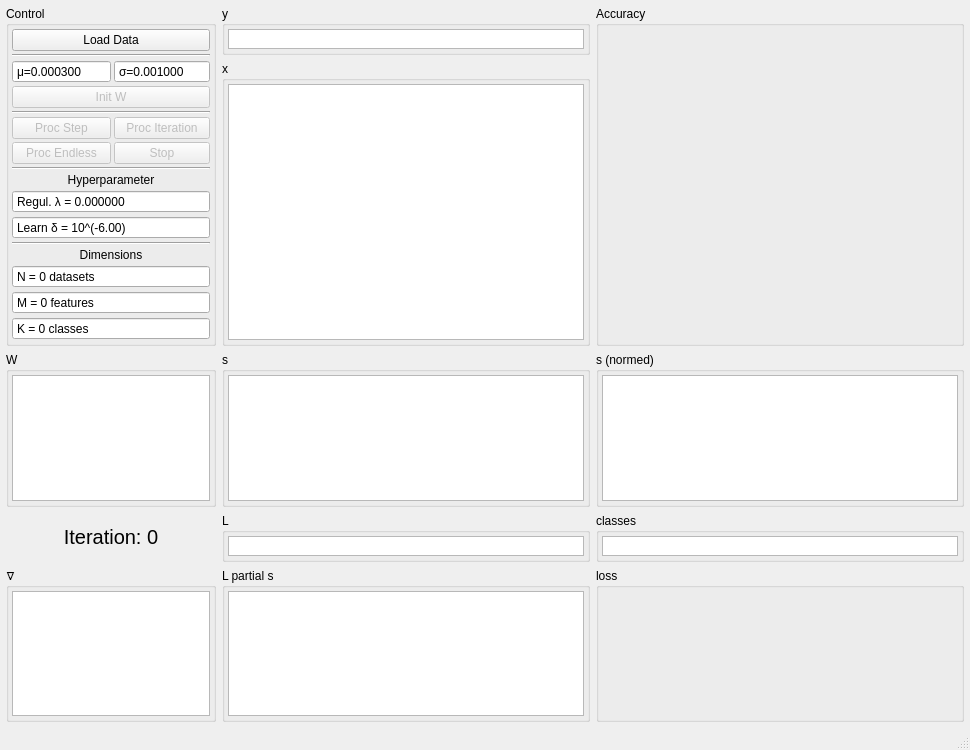
The window that Code/d_makro_softmaxvisualization.ui (DavidEilenstein/ImageD) describes before a commit, drawn with Qt 5.
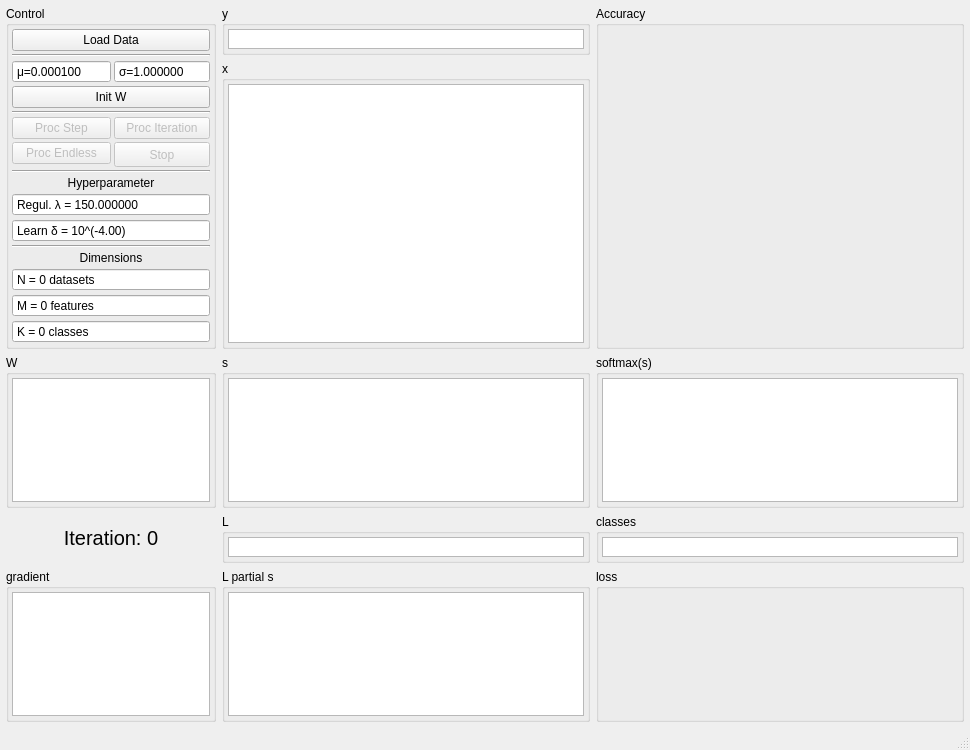
The same window after the commit.

The edit to the form file:
```diff
--- a/Code/d_makro_softmaxvisualization.ui
+++ b/Code/d_makro_softmaxvisualization.ui
@@ -217,7 +217,7 @@
        </sizepolicy>
       </property>
       <property name="title">
-       <string>s (normed)</string>
+       <string>softmax(s)</string>
       </property>
       <layout class="QGridLayout" name="gridLayout_4">
        <property name="leftMargin">
@@ -358,7 +358,7 @@
        </sizepolicy>
       </property>
       <property name="title">
-       <string>∇</string>
+       <string>gradient</string>
       </property>
       <layout class="QGridLayout" name="gridLayout_8">
        <property name="leftMargin">
@@ -495,22 +495,37 @@
        <property name="spacing">
         <number>3</number>
        </property>
-       <item row="1" column="0" colspan="2">
-        <widget class="Line" name="line_4">
+       <item row="15" column="0" colspan="2">
+        <widget class="Line" name="line_2">
+         <property name="sizePolicy">
+          <sizepolicy hsizetype="Preferred" vsizetype="Fixed">
+           <horstretch>0</horstretch>
+           <verstretch>0</verstretch>
+          </sizepolicy>
+         </property>
          <property name="orientation">
           <enum>Qt::Horizontal</enum>
          </property>
         </widget>
        </item>
-       <item row="4" column="0" colspan="2">
-        <widget class="Line" name="line_3">
-         <property name="orientation">
-          <enum>Qt::Horizontal</enum>
+       <item row="5" column="0">
+        <widget class="QPushButton" name="pushButton_Proc_Step">
+         <property name="enabled">
+          <bool>false</bool>
+         </property>
+         <property name="sizePolicy">
+          <sizepolicy hsizetype="Preferred" vsizetype="Fixed">
+           <horstretch>0</horstretch>
+           <verstretch>0</verstretch>
+          </sizepolicy>
+         </property>
+         <property name="text">
+          <string>Proc Step</string>
          </property>
         </widget>
        </item>
        <item row="13" column="0" colspan="2">
-        <widget class="QDoubleSpinBox" name="doubleSpinBox_delta">
+        <widget class="QDoubleSpinBox" name="doubleSpinBox_lambda">
          <property name="sizePolicy">
           <sizepolicy hsizetype="Preferred" vsizetype="Fixed">
            <horstretch>0</horstretch>
@@ -521,25 +536,63 @@
           <enum>QAbstractSpinBox::NoButtons</enum>
          </property>
          <property name="prefix">
-          <string>Learn δ = 10^(</string>
-         </property>
-         <property name="suffix">
-          <string>)</string>
+          <string>Regul. λ = </string>
          </property>
          <property name="decimals">
-          <number>2</number>
+          <number>6</number>
          </property>
          <property name="minimum">
-          <double>-20.000000000000000</double>
-         </property>
-         <property name="maximum">
           <double>0.000000000000000</double>
          </property>
+         <property name="maximum">
+          <double>100000.000000000000000</double>
+         </property>
          <property name="singleStep">
-          <double>0.500000000000000</double>
+          <double>25.000000000000000</double>
          </property>
          <property name="value">
-          <double>-6.000000000000000</double>
+          <double>150.000000000000000</double>
+         </property>
+        </widget>
+       </item>
+       <item row="2" column="0">
+        <widget class="QDoubleSpinBox" name="doubleSpinBox_W_mu">
+         <property name="buttonSymbols">
+          <enum>QAbstractSpinBox::NoButtons</enum>
+         </property>
+         <property name="prefix">
+          <string>μ=</string>
+         </property>
+         <property name="decimals">
+          <number>6</number>
+         </property>
+         <property name="minimum">
+          <double>-9999.000000000000000</double>
+         </property>
+         <property name="maximum">
+          <double>9999.000000000000000</double>
+         </property>
+         <property name="singleStep">
+          <double>0.000010000000000</double>
+         </property>
+         <property name="value">
+          <double>0.000100000000000</double>
+         </property>
+        </widget>
+       </item>
+       <item row="7" column="0">
+        <widget class="QPushButton" name="pushButton_Proc_Endless">
+         <property name="enabled">
+          <bool>false</bool>
+         </property>
+         <property name="sizePolicy">
+          <sizepolicy hsizetype="Preferred" vsizetype="Fixed">
+           <horstretch>0</horstretch>
+           <verstretch>0</verstretch>
+          </sizepolicy>
+         </property>
+         <property name="text">
+          <string>Proc Endless</string>
          </property>
         </widget>
        </item>
@@ -556,7 +609,7 @@
          </property>
         </widget>
        </item>
-       <item row="18" column="0" colspan="2">
+       <item row="19" column="0" colspan="2">
         <widget class="QSpinBox" name="spinBox_K_classes">
          <property name="sizePolicy">
           <sizepolicy hsizetype="Preferred" vsizetype="Fixed">
@@ -581,142 +634,6 @@
          </property>
         </widget>
        </item>
-       <item row="14" column="0" colspan="2">
-        <widget class="Line" name="line_2">
-         <property name="sizePolicy">
-          <sizepolicy hsizetype="Preferred" vsizetype="Fixed">
-           <horstretch>0</horstretch>
-           <verstretch>0</verstretch>
-          </sizepolicy>
-         </property>
-         <property name="orientation">
-          <enum>Qt::Horizontal</enum>
-         </property>
-        </widget>
-       </item>
-       <item row="5" column="1">
-        <widget class="QPushButton" name="pushButton_Proc_Iteration">
-         <property name="enabled">
-          <bool>false</bool>
-         </property>
-         <property name="sizePolicy">
-          <sizepolicy hsizetype="Preferred" vsizetype="Fixed">
-           <horstretch>0</horstretch>
-           <verstretch>0</verstretch>
-          </sizepolicy>
-         </property>
-         <property name="text">
-          <string>Proc Iteration</string>
-         </property>
-        </widget>
-       </item>
-       <item row="7" column="0">
-        <widget class="QPushButton" name="pushButton_Proc_Endless">
-         <property name="enabled">
-          <bool>false</bool>
-         </property>
-         <property name="sizePolicy">
-          <sizepolicy hsizetype="Preferred" vsizetype="Fixed">
-           <horstretch>0</horstretch>
-           <verstretch>0</verstretch>
-          </sizepolicy>
-         </property>
-         <property name="text">
-          <string>Proc Endless</string>
-         </property>
-        </widget>
-       </item>
-       <item row="17" column="0" colspan="2">
-        <widget class="QSpinBox" name="spinBox_M_features">
-         <property name="sizePolicy">
-          <sizepolicy hsizetype="Preferred" vsizetype="Fixed">
-           <horstretch>0</horstretch>
-           <verstretch>0</verstretch>
-          </sizepolicy>
-         </property>
-         <property name="readOnly">
-          <bool>true</bool>
-         </property>
-         <property name="buttonSymbols">
-          <enum>QAbstractSpinBox::NoButtons</enum>
-         </property>
-         <property name="suffix">
-          <string> features</string>
-         </property>
-         <property name="prefix">
-          <string>M = </string>
-         </property>
-         <property name="maximum">
-          <number>999999999</number>
-         </property>
-        </widget>
-       </item>
-       <item row="16" column="0" colspan="2">
-        <widget class="QSpinBox" name="spinBox_N_datasets">
-         <property name="sizePolicy">
-          <sizepolicy hsizetype="Preferred" vsizetype="Fixed">
-           <horstretch>0</horstretch>
-           <verstretch>0</verstretch>
-          </sizepolicy>
-         </property>
-         <property name="readOnly">
-          <bool>true</bool>
-         </property>
-         <property name="buttonSymbols">
-          <enum>QAbstractSpinBox::NoButtons</enum>
-         </property>
-         <property name="suffix">
-          <string> datasets</string>
-         </property>
-         <property name="prefix">
-          <string>N = </string>
-         </property>
-         <property name="maximum">
-          <number>999999999</number>
-         </property>
-        </widget>
-       </item>
-       <item row="2" column="0">
-        <widget class="QDoubleSpinBox" name="doubleSpinBox_W_mu">
-         <property name="buttonSymbols">
-          <enum>QAbstractSpinBox::NoButtons</enum>
-         </property>
-         <property name="prefix">
-          <string>μ=</string>
-         </property>
-         <property name="decimals">
-          <number>6</number>
-         </property>
-         <property name="minimum">
-          <double>-9999.000000000000000</double>
-         </property>
-         <property name="maximum">
-          <double>9999.000000000000000</double>
-         </property>
-         <property name="singleStep">
-          <double>0.000010000000000</double>
-         </property>
-         <property name="value">
-          <double>0.000300000000000</double>
-         </property>
-        </widget>
-       </item>
-       <item row="11" column="0" colspan="2">
-        <widget class="QLabel" name="label_2">
-         <property name="sizePolicy">
-          <sizepolicy hsizetype="Preferred" vsizetype="Fixed">
-           <horstretch>0</horstretch>
-           <verstretch>0</verstretch>
-          </sizepolicy>
-         </property>
-         <property name="text">
-          <string>Hyperparameter</string>
-         </property>
-         <property name="alignment">
-          <set>Qt::AlignCenter</set>
-         </property>
-        </widget>
-       </item>
        <item row="2" column="1">
         <widget class="QDoubleSpinBox" name="doubleSpinBox_W_sigma">
          <property name="buttonSymbols">
@@ -735,42 +652,11 @@
           <double>0.000010000000000</double>
          </property>
          <property name="value">
-          <double>0.001000000000000</double>
+          <double>1.000000000000000</double>
          </property>
         </widget>
        </item>
-       <item row="12" column="0" colspan="2">
-        <widget class="QDoubleSpinBox" name="doubleSpinBox_lambda">
-         <property name="sizePolicy">
-          <sizepolicy hsizetype="Preferred" vsizetype="Fixed">
-           <horstretch>0</horstretch>
-           <verstretch>0</verstretch>
-          </sizepolicy>
-         </property>
-         <property name="buttonSymbols">
-          <enum>QAbstractSpinBox::NoButtons</enum>
-         </property>
-         <property name="prefix">
-          <string>Regul. λ = </string>
-         </property>
-         <property name="decimals">
-          <number>6</number>
-         </property>
-         <property name="minimum">
-          <double>0.000000000000000</double>
-         </property>
-         <property name="maximum">
-          <double>100000.000000000000000</double>
-         </property>
-         <property name="singleStep">
-          <double>5000.000000000000000</double>
-         </property>
-         <property name="value">
-          <double>0.000000000000000</double>
-         </property>
-        </widget>
-       </item>
-       <item row="9" column="1">
+       <item row="10" column="1">
         <spacer name="verticalSpacer">
          <property name="orientation">
           <enum>Qt::Vertical</enum>
@@ -786,8 +672,56 @@
          </property>
         </spacer>
        </item>
-       <item row="5" column="0">
-        <widget class="QPushButton" name="pushButton_Proc_Step">
+       <item row="4" column="0" colspan="2">
+        <widget class="Line" name="line_3">
+         <property name="orientation">
+          <enum>Qt::Horizontal</enum>
+         </property>
+        </widget>
+       </item>
+       <item row="12" column="0" colspan="2">
+        <widget class="QLabel" name="label_2">
+         <property name="sizePolicy">
+          <sizepolicy hsizetype="Preferred" vsizetype="Fixed">
+           <horstretch>0</horstretch>
+           <verstretch>0</verstretch>
+          </sizepolicy>
+         </property>
+         <property name="text">
+          <string>Hyperparameter</string>
+         </property>
+         <property name="alignment">
+          <set>Qt::AlignCenter</set>
+         </property>
+        </widget>
+       </item>
+       <item row="18" column="0" colspan="2">
+        <widget class="QSpinBox" name="spinBox_M_features">
+         <property name="sizePolicy">
+          <sizepolicy hsizetype="Preferred" vsizetype="Fixed">
+           <horstretch>0</horstretch>
+           <verstretch>0</verstretch>
+          </sizepolicy>
+         </property>
+         <property name="readOnly">
+          <bool>true</bool>
+         </property>
+         <property name="buttonSymbols">
+          <enum>QAbstractSpinBox::NoButtons</enum>
+         </property>
+         <property name="suffix">
+          <string> features</string>
+         </property>
+         <property name="prefix">
+          <string>M = </string>
+         </property>
+         <property name="maximum">
+          <number>999999999</number>
+         </property>
+        </widget>
+       </item>
+       <item row="5" column="1">
+        <widget class="QPushButton" name="pushButton_Proc_Iteration">
          <property name="enabled">
           <bool>false</bool>
          </property>
@@ -798,11 +732,46 @@
           </sizepolicy>
          </property>
          <property name="text">
-          <string>Proc Step</string>
+          <string>Proc Iteration</string>
          </property>
         </widget>
        </item>
-       <item row="15" column="0" colspan="2">
+       <item row="17" column="0" colspan="2">
+        <widget class="QSpinBox" name="spinBox_N_datasets">
+         <property name="sizePolicy">
+          <sizepolicy hsizetype="Preferred" vsizetype="Fixed">
+           <horstretch>0</horstretch>
+           <verstretch>0</verstretch>
+          </sizepolicy>
+         </property>
+         <property name="readOnly">
+          <bool>true</bool>
+         </property>
+         <property name="buttonSymbols">
+          <enum>QAbstractSpinBox::NoButtons</enum>
+         </property>
+         <property name="suffix">
+          <string> datasets</string>
+         </property>
+         <property name="prefix">
+          <string>N = </string>
+         </property>
+         <property name="maximum">
+          <number>999999999</number>
+         </property>
+        </widget>
+       </item>
+       <item row="3" column="0" colspan="2">
+        <widget class="QPushButton" name="pushButton_ResetAndInit">
+         <property name="enabled">
+          <bool>true</bool>
+         </property>
+         <property name="text">
+          <string>Init W</string>
+         </property>
+        </widget>
+       </item>
+       <item row="16" column="0" colspan="2">
         <widget class="QLabel" name="label">
          <property name="sizePolicy">
           <sizepolicy hsizetype="Preferred" vsizetype="Fixed">
@@ -818,13 +787,67 @@
          </property>
         </widget>
        </item>
-       <item row="7" column="1">
+       <item row="14" column="0" colspan="2">
+        <widget class="QDoubleSpinBox" name="doubleSpinBox_delta">
+         <property name="sizePolicy">
+          <sizepolicy hsizetype="Preferred" vsizetype="Fixed">
+           <horstretch>0</horstretch>
+           <verstretch>0</verstretch>
+          </sizepolicy>
+         </property>
+         <property name="buttonSymbols">
+          <enum>QAbstractSpinBox::NoButtons</enum>
+         </property>
+         <property name="prefix">
+          <string>Learn δ = 10^(</string>
+         </property>
+         <property name="suffix">
+          <string>)</string>
+         </property>
+         <property name="decimals">
+          <number>2</number>
+         </property>
+         <property name="minimum">
+          <double>-20.000000000000000</double>
+         </property>
+         <property name="maximum">
+          <double>0.000000000000000</double>
+         </property>
+         <property name="singleStep">
+          <double>0.500000000000000</double>
+         </property>
+         <property name="value">
+          <double>-4.000000000000000</double>
+         </property>
+        </widget>
+       </item>
+       <item row="11" column="0" colspan="2">
+        <widget class="Line" name="line">
+         <property name="sizePolicy">
+          <sizepolicy hsizetype="Preferred" vsizetype="Fixed">
+           <horstretch>0</horstretch>
+           <verstretch>0</verstretch>
+          </sizepolicy>
+         </property>
+         <property name="orientation">
+          <enum>Qt::Horizontal</enum>
+         </property>
+        </widget>
+       </item>
+       <item row="1" column="0" colspan="2">
+        <widget class="Line" name="line_4">
+         <property name="orientation">
+          <enum>Qt::Horizontal</enum>
+         </property>
+        </widget>
+       </item>
+       <item row="7" column="1" rowspan="2">
         <widget class="QPushButton" name="pushButton_Proc_Stop">
          <property name="enabled">
           <bool>false</bool>
          </property>
          <property name="sizePolicy">
-          <sizepolicy hsizetype="Preferred" vsizetype="Fixed">
+          <sizepolicy hsizetype="Preferred" vsizetype="Preferred">
            <horstretch>0</horstretch>
            <verstretch>0</verstretch>
           </sizepolicy>
@@ -834,29 +857,6 @@
          </property>
         </widget>
        </item>
-       <item row="10" column="0" colspan="2">
-        <widget class="Line" name="line">
-         <property name="sizePolicy">
-          <sizepolicy hsizetype="Preferred" vsizetype="Fixed">
-           <horstretch>0</horstretch>
-           <verstretch>0</verstretch>
-          </sizepolicy>
-         </property>
-         <property name="orientation">
-          <enum>Qt::Horizontal</enum>
-         </property>
-        </widget>
-       </item>
-       <item row="3" column="0" colspan="2">
-        <widget class="QPushButton" name="pushButton_ResetAndInit">
-         <property name="enabled">
-          <bool>false</bool>
-         </property>
-         <property name="text">
-          <string>Init W</string>
-         </property>
-        </widget>
-       </item>
       </layout>
      </widget>
     </item>
```
